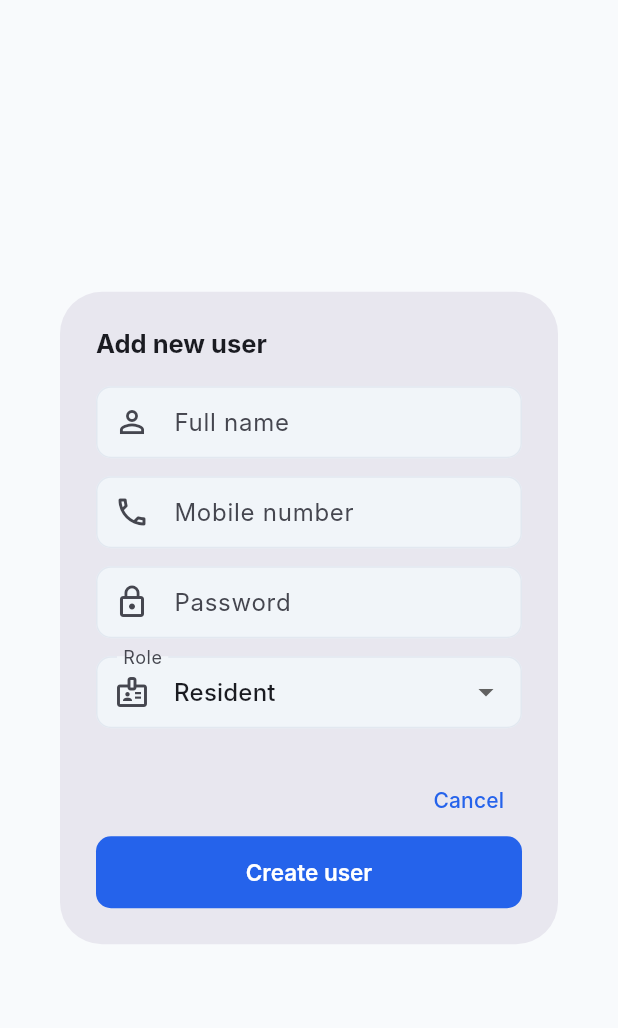
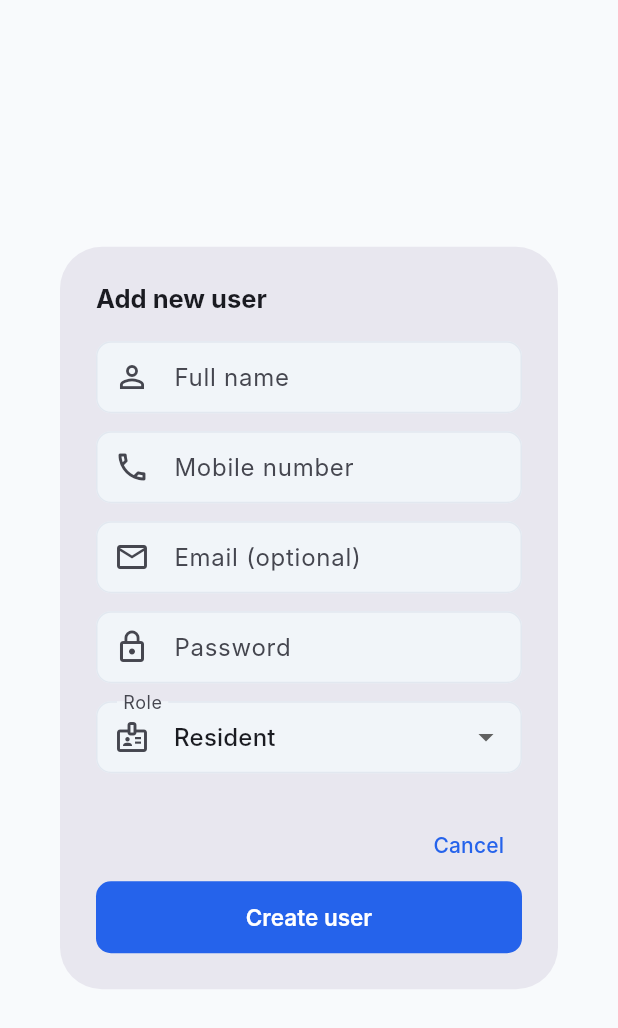
Before and after one commit to Saindane/3as-mobile, a Flutter app: the _AddUserDialog widget shown alone on an empty page, opened directly with empty values, on a phone screen of 412 x 824 dp. Shown: the top 1028 px of the screen. Run offline on Flutter 3.47's test engine with Material 3 defaults, Android fonts, the phone set to English and light mode, and no system bars; our stand-ins replace dio, flutter_riverpod, flutter_secure_storage, go_router, pinput; accounts and stored records are empty; Roboto replaces fonts that are missing (Inter).

Commit message:
fix: add missing email field to Add User dialog
Added email TextField (optional) between mobile and password fields.
Email is sent as null if empty, matching backend UserCreate schema
where email is Optional[str] = None.

```diff
--- a/lib/features/dashboard/presentation/screens/dashboard_screen.dart
+++ b/lib/features/dashboard/presentation/screens/dashboard_screen.dart
@@ -173,6 +173,7 @@ class _AddUserDialog extends ConsumerStatefulWidget {
 class _AddUserDialogState extends ConsumerState<_AddUserDialog> {
   final _nameCtr     = TextEditingController();
   final _mobileCtr   = TextEditingController();
+  final _emailCtr    = TextEditingController();
   final _passwordCtr = TextEditingController();
   String _role       = 'resident';
   bool   _isLoading  = false;
@@ -182,6 +183,7 @@ class _AddUserDialogState extends ConsumerState<_AddUserDialog> {
   void dispose() {
     _nameCtr.dispose();
     _mobileCtr.dispose();
+    _emailCtr.dispose();
     _passwordCtr.dispose();
     super.dispose();
   }
@@ -199,6 +201,7 @@ class _AddUserDialogState extends ConsumerState<_AddUserDialog> {
       await client.post(ApiEndpoints.users, data: {
         'name':     _nameCtr.text.trim(),
         'mobile':   _mobileCtr.text.trim(),
+        'email':    _emailCtr.text.trim().isEmpty ? null : _emailCtr.text.trim(),
         'password': _passwordCtr.text.trim(),
         'role':     _role.toUpperCase(),
       });
@@ -282,6 +285,16 @@ class _AddUserDialogState extends ConsumerState<_AddUserDialog> {
               border: OutlineInputBorder(),
               prefixIcon: Icon(Icons.phone_outlined),
               prefixText: '+91 ',
+            ),
+          ),
+          const SizedBox(height: 12),
+          TextField(
+            controller: _emailCtr,
+            keyboardType: TextInputType.emailAddress,
+            decoration: const InputDecoration(
+              labelText: 'Email (optional)',
+              border: OutlineInputBorder(),
+              prefixIcon: Icon(Icons.email_outlined),
             ),
           ),
           const SizedBox(height: 12),
```
